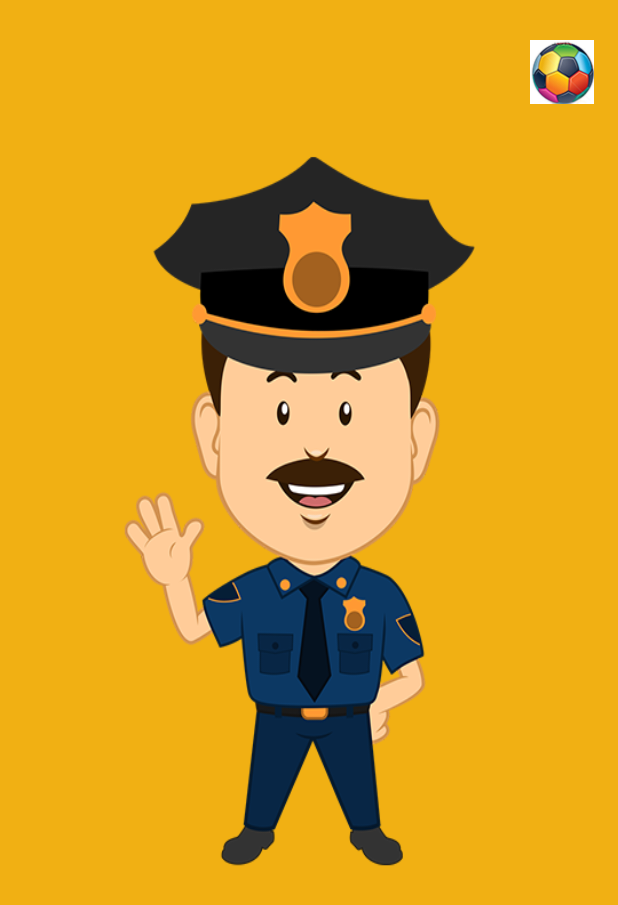
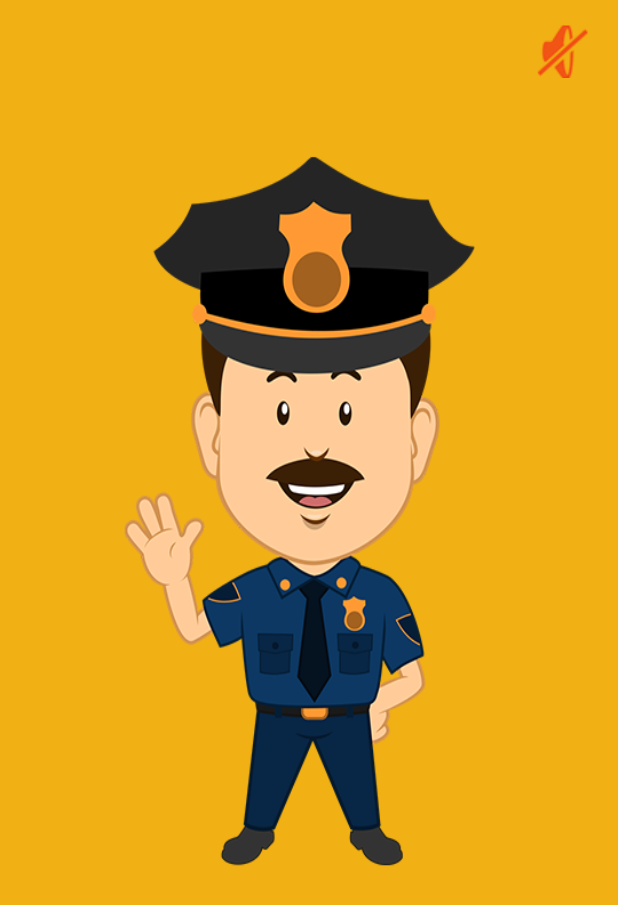
Before and after one commit to ishanguliani/TheDrunkApp, an Android app: the screen it shows after launch (MainActivity), after a tap on an icon or button, on a phone screen of 412 x 824 dp. Shown: the top 905 px of the screen. Run offline under Robolectric (Android 15) with nearby library versions, the phone set to English and light mode, and no system bars.

Commit message:
SOUND ON/OF Added

```diff
--- a/app/src/main/java/thedrunkappbeta/karmanishthdevelopers/com/thedrunkapp/MainActivity.java
+++ b/app/src/main/java/thedrunkappbeta/karmanishthdevelopers/com/thedrunkapp/MainActivity.java
@@ -9,6 +9,7 @@ import android.content.pm.PackageManager;
 import android.os.AsyncTask;
 import android.os.Bundle;
 import android.util.Log;
+import android.view.Gravity;
 import android.view.Menu;
 import android.view.MenuItem;
 import android.view.View;
@@ -176,7 +177,7 @@ public class MainActivity extends Activity {
         //Also initialize with Sound ON
         imageviewSound = (ImageView)findViewById(R.id.image_sound) ;
         //set drawable 'SOUND_ON' by default
-        imageviewSound.setImageDrawable(getResources().getDrawable(R.drawable.ball));
+        imageviewSound.setImageDrawable(getResources().getDrawable(R.drawable.sound_on));
 
         //EDIT -- send the id via share intent
         /*mImageView.setOnClickListener( new View.OnClickListener() {
@@ -554,15 +555,20 @@ public class MainActivity extends Activity {
 
     public void change_sound_icon() {
 
-        /*Checl if the sound is currently ON, if true, then change the icon to Sound off
+        /*Check if the sound is currently ON, if true, then change the icon to Sound off
         * and turn the sound off
         *
         * */
         if(IsSoundOn()) {
-            imageviewSound.setImageDrawable(getResources().getDrawable(R.drawable.ball));
+            imageviewSound.setImageDrawable(getResources().getDrawable(R.drawable.sound_off));
+            GameSound = false ;
+            broadcast_sound_icon_change("off".toString());
         }
         else {
-            imageviewSound.setImageDrawable(getResources().getDrawable(R.drawable.ball));
+            imageviewSound.setImageDrawable(getResources().getDrawable(R.drawable.sound_on));
+            GameSound = true ;
+            broadcast_sound_icon_change("on".toString());
+
         }
 
 
@@ -570,14 +576,26 @@ public class MainActivity extends Activity {
     }
 
     /*Publish a toast to denote if sound is on or off*/
-    public void broadcast_sound_icon_change()    {
 
+    public void broadcast_sound_icon_change(String status)    {
+
+
+        if(status.equals("on"))
+            showToast("Music ON");
+        else if(status.equals("off"))
+            showToast("Music OFF");
 
     }
 
     /*Check if the sound is currently ON*/
     public Boolean IsSoundOn() {
 
-        return true ;
+        return GameSound ;
+    }
+
+    public void showToast(String message)   {
+        Toast toast = Toast.makeText(context, message, Toast.LENGTH_SHORT);
+        toast.setGravity(Gravity.CENTER, 0, 0);
+        toast.show();
     }
 }
```
Also changed, not shown: app/src/main/java/thedrunkappbeta/karmanishthdevelopers/com/thedrunkapp/CorrectActivity.java (+9 -0 lines), app/src/main/java/thedrunkappbeta/karmanishthdevelopers/com/thedrunkapp/MainActivityFresh.java (+20 -0 lines), app/src/main/java/thedrunkappbeta/karmanishthdevelopers/com/thedrunkapp/PhysicalChallenge.java (+9 -0 lines), 1 other file.
